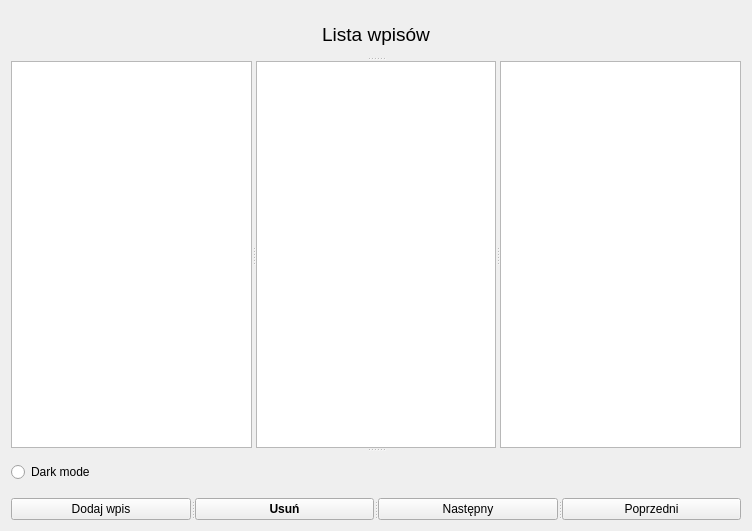
Above: Pamietnik_3_warstwy/Pamietnik2/pamietnik.ui from Lacquerri/QT-zad before the change. Below: the same form after it.
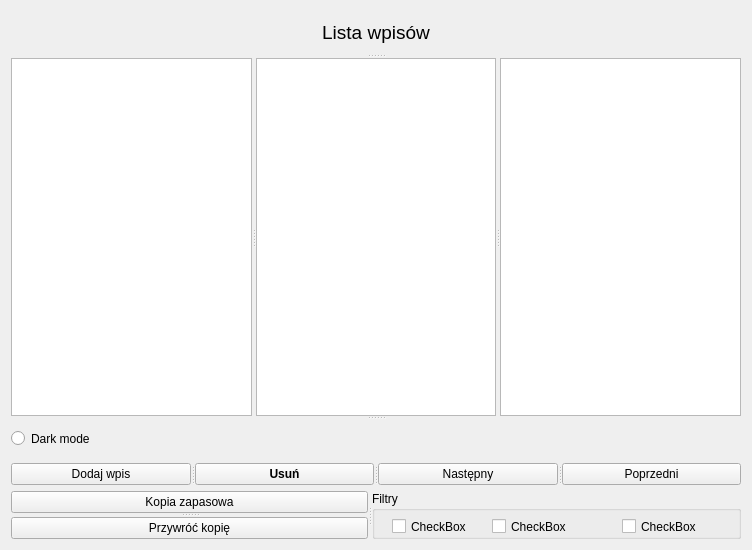
That is the form after the change.

```diff
--- a/Pamietnik_3_warstwy/Pamietnik2/pamietnik.ui
+++ b/Pamietnik_3_warstwy/Pamietnik2/pamietnik.ui
@@ -7,13 +7,13 @@
     <x>0</x>
     <y>0</y>
     <width>752</width>
-    <height>531</height>
+    <height>550</height>
    </rect>
   </property>
   <property name="minimumSize">
    <size>
-    <width>0</width>
-    <height>0</height>
+    <width>752</width>
+    <height>550</height>
    </size>
   </property>
   <property name="mouseTracking">
@@ -53,6 +53,12 @@
       <widget class="QTextEdit" name="textEdit_4"/>
      </widget>
      <widget class="QRadioButton" name="radioButton">
+      <property name="minimumSize">
+       <size>
+        <width>0</width>
+        <height>0</height>
+       </size>
+      </property>
       <property name="text">
        <string>Dark mode</string>
       </property>
@@ -91,6 +97,72 @@
      </widget>
     </widget>
    </item>
+   <item>
+    <widget class="QSplitter" name="splitter_5">
+     <property name="orientation">
+      <enum>Qt::Horizontal</enum>
+     </property>
+     <widget class="QSplitter" name="splitter_4">
+      <property name="orientation">
+       <enum>Qt::Vertical</enum>
+      </property>
+      <widget class="QPushButton" name="button_StworzKopie">
+       <property name="text">
+        <string>Kopia zapasowa</string>
+       </property>
+      </widget>
+      <widget class="QPushButton" name="button_PrzywrocKopie">
+       <property name="text">
+        <string>Przywróć kopię</string>
+       </property>
+      </widget>
+     </widget>
+     <widget class="QGroupBox" name="groupBox">
+      <property name="title">
+       <string>Filtry</string>
+      </property>
+      <widget class="QCheckBox" name="checkBox">
+       <property name="geometry">
+        <rect>
+         <x>20</x>
+         <y>20</y>
+         <width>78</width>
+         <height>31</height>
+        </rect>
+       </property>
+       <property name="text">
+        <string>CheckBox</string>
+       </property>
+      </widget>
+      <widget class="QCheckBox" name="checkBox_2">
+       <property name="geometry">
+        <rect>
+         <x>120</x>
+         <y>20</y>
+         <width>78</width>
+         <height>31</height>
+        </rect>
+       </property>
+       <property name="text">
+        <string>CheckBox</string>
+       </property>
+      </widget>
+      <widget class="QCheckBox" name="checkBox_3">
+       <property name="geometry">
+        <rect>
+         <x>250</x>
+         <y>20</y>
+         <width>78</width>
+         <height>31</height>
+        </rect>
+       </property>
+       <property name="text">
+        <string>CheckBox</string>
+       </property>
+      </widget>
+     </widget>
+    </widget>
+   </item>
   </layout>
  </widget>
  <resources/>
```
